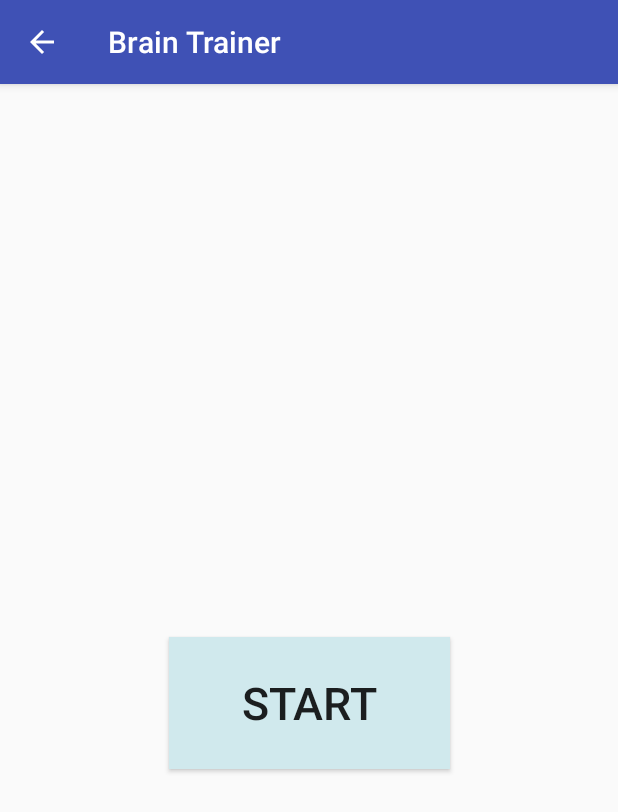
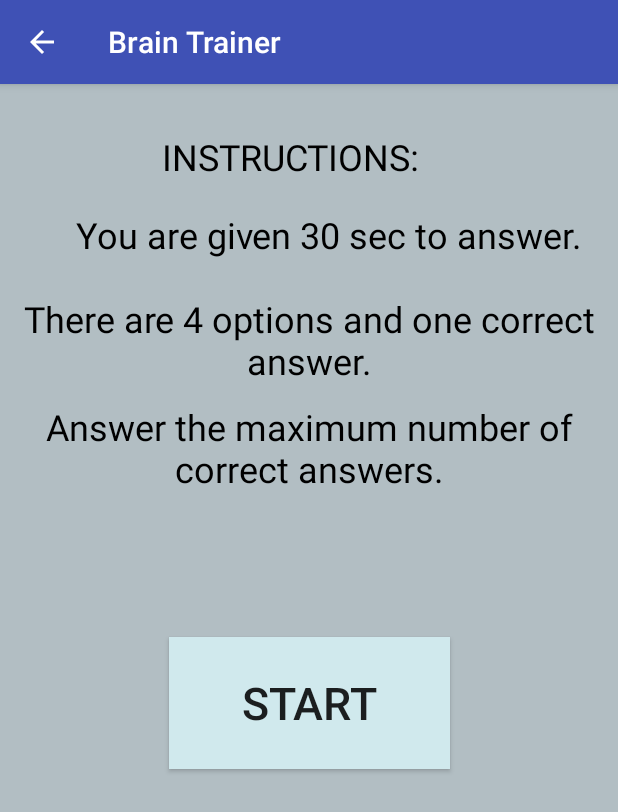
Before and after one commit to initishh/Zairza-Orientation-Project, an Android app: the Main6Activity screen opened directly, with no data from a screen before it, on a phone screen of 412 x 824 dp. Shown: the top 812 px of the screen. Run offline under Robolectric (Android 15) with nearby library versions, the phone set to English and light mode, and no system bars.

Commit message:
Background Theme added

```diff
--- a/Android/app/src/main/java/com/example/initish/android/Main6Activity.java
+++ b/Android/app/src/main/java/com/example/initish/android/Main6Activity.java
@@ -15,14 +15,19 @@ public class Main6Activity extends AppCompatActivity {
 
 
     Button start, button0, button1, button2, button3,button;
-    TextView textView, scoretext, sumtext, timertext;
+    TextView textView, scoretext, sumtext, timertext,instruction1,instruction2,instruction3,instruction4,time,Score;
     ArrayList<Integer> answers = new ArrayList<Integer>();
     int locationofanswer, score = 0, numberofq = 0;
 
     public void start(View view) {
         start.setVisibility(View.INVISIBLE);
+        instruction1.setVisibility(View.INVISIBLE);
+        instruction2.setVisibility(View.INVISIBLE);
+        instruction3.setVisibility(View.INVISIBLE);
+        instruction4.setVisibility(View.INVISIBLE);
 
-        button.setVisibility(View.VISIBLE);
+        Score.setVisibility(View.VISIBLE);
+        time.setVisibility(View.VISIBLE);
         button0.setVisibility(View.VISIBLE);
         button1.setVisibility(View.VISIBLE);
         button2.setVisibility(View.VISIBLE);
@@ -55,6 +60,7 @@ public class Main6Activity extends AppCompatActivity {
                 button.setVisibility(View.VISIBLE);
                 timertext.setText("0s");
                 textView.setText("Your Score: " + Integer.toString(score) + "/" + Integer.toString(numberofq));
+
             }
         }.start();
 
@@ -87,9 +93,9 @@ public class Main6Activity extends AppCompatActivity {
 
         if (view.getTag().toString().equals(Integer.toString(locationofanswer))) {
             score++;
-            textView.setText("Correct!");
+            textView.setText("Correct Answer!");
         } else {
-            textView.setText("Wrong!");
+            textView.setText("Wrong Answer!");
         }
         numberofq++;
         scoretext.setText(Integer.toString(score) + "/" + Integer.toString(numberofq));
@@ -116,7 +122,14 @@ public class Main6Activity extends AppCompatActivity {
         button=(Button)findViewById(R.id.button);
         scoretext = (TextView) findViewById(R.id.scoretext);
         textView = (TextView) findViewById(R.id.textView);
+        time=findViewById(R.id.time);
+        Score=findViewById(R.id.Score);
         timertext = (TextView) findViewById(R.id.timertext);
+        instruction1=findViewById(R.id.instruction1);
+        instruction2=findViewById(R.id.instruction2);
+        instruction3=findViewById(R.id.instruction3);
+        instruction4=findViewById(R.id.instruction4);
+
         play(findViewById(R.id.button));
 
     }
--- a/Android/app/src/main/res/layout/activity_main.xml
+++ b/Android/app/src/main/res/layout/activity_main.xml
@@ -4,6 +4,7 @@
     xmlns:tools="http://schemas.android.com/tools"
     android:layout_width="match_parent"
     android:layout_height="match_parent"
+    android:background="#f5f5c6"
     tools:context=".MainActivity"
     tools:layout_editor_absoluteY="50dp">
 
@@ -49,7 +50,7 @@
         android:layout_height="wrap_content"
         android:layout_marginEnd="8dp"
         android:layout_marginStart="8dp"
-        android:layout_marginTop="28dp"
+        android:layout_marginTop="36dp"
         android:onClick="click"
         android:tag="4"
         android:text="Know your weather"
--- a/Android/app/src/main/res/layout/activity_main2.xml
+++ b/Android/app/src/main/res/layout/activity_main2.xml
@@ -4,6 +4,7 @@
     xmlns:tools="http://schemas.android.com/tools"
     android:layout_width="match_parent"
     android:layout_height="match_parent"
+    android:background="#74b9ff"
     tools:context=".Main2Activity">
 
     <GridLayout
@@ -14,11 +15,11 @@
         android:layout_marginTop="8dp"
         android:background="@drawable/board"
         android:columnCount="3"
+        android:rowCount="3"
         app:layout_constraintBottom_toBottomOf="parent"
         app:layout_constraintStart_toStartOf="parent"
         app:layout_constraintTop_toTopOf="parent"
-        app:layout_constraintVertical_bias="0.946"
-        android:rowCount="3">
+        app:layout_constraintVertical_bias="0.946">
 
 
         <ImageView
--- a/Android/app/src/main/res/layout/activity_main5.xml
+++ b/Android/app/src/main/res/layout/activity_main5.xml
@@ -4,18 +4,9 @@
     xmlns:tools="http://schemas.android.com/tools"
     android:layout_width="match_parent"
     android:layout_height="match_parent"
+    android:background="#bee4d2"
     tools:context=".Main5Activity">
 
-
-    <ImageView
-        android:id="@+id/imageView"
-        android:layout_width="0dp"
-        android:layout_height="504dp"
-        android:scaleType="fitXY"
-        app:layout_constraintEnd_toEndOf="parent"
-        app:layout_constraintStart_toStartOf="parent"
-        app:layout_constraintTop_toTopOf="parent"
-        app:srcCompat="@mipmap/bac" />
 
     <TextView
         android:id="@+id/textView"
--- a/Android/app/src/main/res/layout/activity_main6.xml
+++ b/Android/app/src/main/res/layout/activity_main6.xml
@@ -4,6 +4,7 @@
     xmlns:tools="http://schemas.android.com/tools"
     android:layout_width="match_parent"
     android:layout_height="match_parent"
+    android:background="#b2bec3"
     tools:context=".Main6Activity">
 
     <Button
@@ -24,9 +25,8 @@
         android:id="@+id/timertext"
         android:layout_width="0dp"
         android:layout_height="wrap_content"
-        android:layout_marginLeft="16dp"
         android:layout_marginStart="16dp"
-        android:layout_marginTop="16dp"
+        android:layout_marginTop="76dp"
         android:text="30s"
         android:textSize="30sp"
         android:visibility="invisible"
@@ -38,8 +38,7 @@
         android:layout_width="0dp"
         android:layout_height="wrap_content"
         android:layout_marginEnd="16dp"
-        android:layout_marginRight="16dp"
-        android:layout_marginTop="16dp"
+        android:layout_marginTop="76dp"
         android:text="0/0"
         android:textSize="30sp"
         android:visibility="invisible"
@@ -50,9 +49,10 @@
         android:id="@+id/sumtext"
         android:layout_width="wrap_content"
         android:layout_height="wrap_content"
-        android:layout_marginTop="56dp"
+        android:layout_marginTop="84dp"
         android:text="30+20"
-        android:textSize="30sp"
+        android:textSize="40sp"
+        android:textStyle="bold"
         android:visibility="invisible"
         app:layout_constraintEnd_toEndOf="parent"
         app:layout_constraintHorizontal_bias="0.501"
@@ -61,14 +61,16 @@
 
     <TextView
         android:id="@+id/textView"
-        android:layout_width="0dp"
+        android:layout_width="wrap_content"
         android:layout_height="wrap_content"
         android:layout_marginBottom="8dp"
         android:layout_marginTop="380dp"
         android:textSize="30sp"
+        android:visibility="invisible"
         app:layout_constraintBottom_toBottomOf="parent"
         app:layout_constraintDimensionRatio="w,4:1"
         app:layout_constraintEnd_toEndOf="parent"
+        app:layout_constraintHorizontal_bias="0.545"
         app:layout_constraintStart_toStartOf="parent"
         app:layout_constraintTop_toTopOf="parent"
         app:layout_constraintVertical_bias="0.036" />
@@ -89,8 +91,7 @@
         app:layout_constraintEnd_toStartOf="@+id/button2"
         app:layout_constraintHorizontal_bias="0.5"
         app:layout_constraintHorizontal_chainStyle="spread_inside"
-        app:layout_constraintStart_toStartOf="parent"
-         />
+        app:layout_constraintStart_toStartOf="parent" />
 
     <Button
         android:id="@+id/button2"
@@ -107,8 +108,7 @@
         app:layout_constraintBottom_toBottomOf="parent"
         app:layout_constraintEnd_toEndOf="parent"
         app:layout_constraintHorizontal_bias="0.5"
-        app:layout_constraintStart_toEndOf="@+id/button3"
-        />
+        app:layout_constraintStart_toEndOf="@+id/button3" />
 
     <Button
         android:id="@+id/button1"
@@ -126,8 +126,7 @@
         app:layout_constraintEnd_toStartOf="@+id/button0"
         app:layout_constraintHorizontal_bias="0.5"
         app:layout_constraintHorizontal_chainStyle="spread_inside"
-        app:layout_constraintStart_toStartOf="parent"
-         />
+        app:layout_constraintStart_toStartOf="parent" />
 
     <Button
         android:id="@+id/button0"
@@ -144,8 +143,7 @@
         app:layout_constraintBottom_toBottomOf="parent"
         app:layout_constraintEnd_toEndOf="parent"
         app:layout_constraintHorizontal_bias="0.5"
-        app:layout_constraintStart_toEndOf="@+id/button1"
-         />
+        app:layout_constraintStart_toEndOf="@+id/button1" />
 
     <Button
         android:id="@+id/button"
@@ -160,5 +158,93 @@
         app:layout_constraintHorizontal_bias="0.501"
         app:layout_constraintStart_toStartOf="parent" />
 
+    <TextView
+        android:id="@+id/instruction1"
+        android:layout_width="wrap_content"
+        android:layout_height="wrap_content"
+        android:layout_marginEnd="132dp"
+        android:layout_marginTop="32dp"
+        android:text="INSTRUCTIONS:"
+        android:textColor="@android:color/black"
+        android:textSize="24sp"
+        android:visibility="visible"
+        app:layout_constraintEnd_toEndOf="parent"
+        app:layout_constraintTop_toTopOf="parent" />
+
+    <TextView
+        android:id="@+id/instruction2"
+        android:layout_width="0dp"
+        android:layout_height="wrap_content"
+        android:layout_marginEnd="24dp"
+        android:layout_marginTop="84dp"
+        android:text="You are given 30 sec to answer."
+        android:textColor="@android:color/black"
+        android:textSize="24sp"
+        android:visibility="visible"
+        app:layout_constraintEnd_toEndOf="parent"
+        app:layout_constraintTop_toTopOf="parent" />
+
+    <TextView
+        android:id="@+id/instruction4"
+        android:layout_width="0dp"
+        android:layout_height="wrap_content"
+        android:layout_marginTop="212dp"
+        android:text="Answer the maximum number of correct answers."
+        android:textAlignment="center"
+        android:textColor="@android:color/black"
+        android:textSize="24sp"
+        android:visibility="visible"
+        app:layout_constraintEnd_toEndOf="parent"
+        app:layout_constraintTop_toTopOf="parent" />
+
+
+    <TextView
+        android:id="@+id/instruction3"
+        android:layout_width="0dp"
+        android:layout_height="wrap_content"
+        android:layout_marginTop="140dp"
+        android:text="There are 4 options and one correct answer."
+        android:textAlignment="center"
+        android:textColor="@android:color/black"
+        android:textSize="24sp"
+        android:visibility="visible"
+        app:layout_constraintEnd_toEndOf="parent"
+        app:layout_constraintTop_toTopOf="parent" />
+
+    <TextView
+        android:id="@+id/time"
+        android:layout_width="wrap_content"
+        android:layout_height="wrap_content"
+        android:layout_marginBottom="8dp"
+        android:layout_marginEnd="8dp"
+        android:layout_marginStart="8dp"
+        android:layout_marginTop="16dp"
+        android:text="Time Left"
+        android:textColor="@android:color/black"
+        android:textSize="30sp"
+        android:visibility="invisible"
+        app:layout_constraintBottom_toBottomOf="@+id/timertext"
+        app:layout_constraintEnd_toStartOf="@+id/Score"
+        app:layout_constraintHorizontal_bias="0.0"
+        app:layout_constraintStart_toStartOf="parent"
+        app:layout_constraintTop_toTopOf="parent"
+        app:layout_constraintVertical_bias="0.365" />
+
+    <TextView
+        android:id="@+id/Score"
+        android:layout_width="wrap_content"
+        android:layout_height="wrap_content"
+        android:layout_marginBottom="8dp"
+        android:layout_marginEnd="16dp"
+        android:layout_marginTop="16dp"
+        android:text="Score"
+        android:textColor="@android:color/black"
+        android:textSize="30sp"
+        android:visibility="invisible"
+        app:layout_constraintBottom_toBottomOf="@+id/scoretext"
+        app:layout_constraintEnd_toEndOf="parent"
+        app:layout_constraintTop_toTopOf="parent"
+        app:layout_constraintVertical_bias="0.365" />
+
 
 </android.support.constraint.ConstraintLayout>
```
